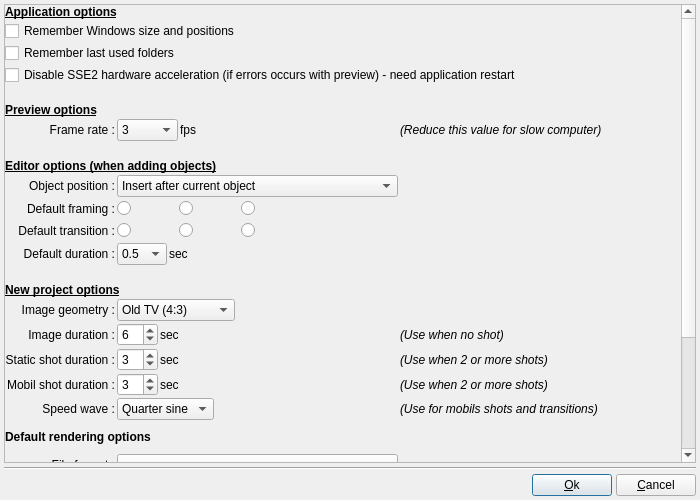
First picture: the form in DlgApplicationSettings.ui, repository boenki/ffdiaporama, before the edit.
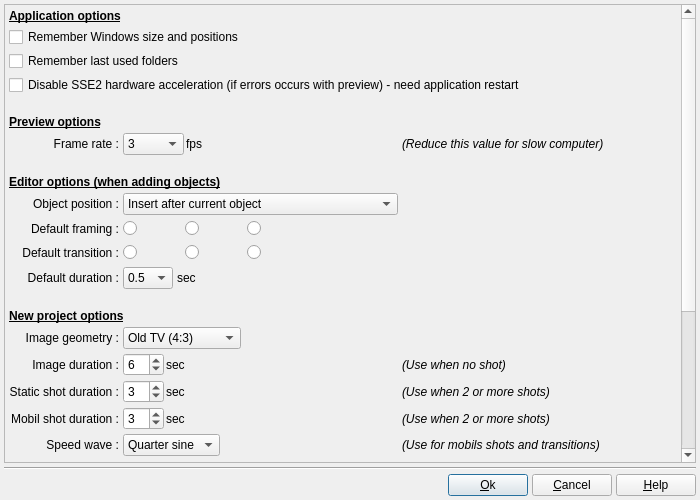
Second picture: the form after the edit. Icons and pictures are not drawn.

The edit to the form file:
```diff
--- a/DlgApplicationSettings.ui
+++ b/DlgApplicationSettings.ui
@@ -45,6 +45,9 @@
    </property>
    <item>
     <widget class="QScrollArea" name="scrollArea">
+     <property name="frameShape">
+      <enum>QFrame::StyledPanel</enum>
+     </property>
      <property name="widgetResizable">
       <bool>true</bool>
      </property>
@@ -52,17 +55,17 @@
       <property name="geometry">
        <rect>
         <x>0</x>
-        <y>-233</y>
-        <width>674</width>
-        <height>683</height>
+        <y>0</y>
+        <width>673</width>
+        <height>654</height>
        </rect>
       </property>
       <layout class="QGridLayout" name="gridLayout_2">
        <property name="margin">
-        <number>0</number>
+        <number>4</number>
        </property>
        <property name="spacing">
-        <number>2</number>
+        <number>4</number>
        </property>
        <item row="0" column="0" colspan="3">
         <widget class="QLabel" name="label_3">
@@ -1150,6 +1153,17 @@
        </property>
       </widget>
      </item>
+     <item>
+      <widget class="QPushButton" name="HelpBT">
+       <property name="text">
+        <string>&amp;Help</string>
+       </property>
+       <property name="icon">
+        <iconset>
+         <normaloff>icons/help.png</normaloff>icons/help.png</iconset>
+       </property>
+      </widget>
+     </item>
     </layout>
    </item>
   </layout>
```
